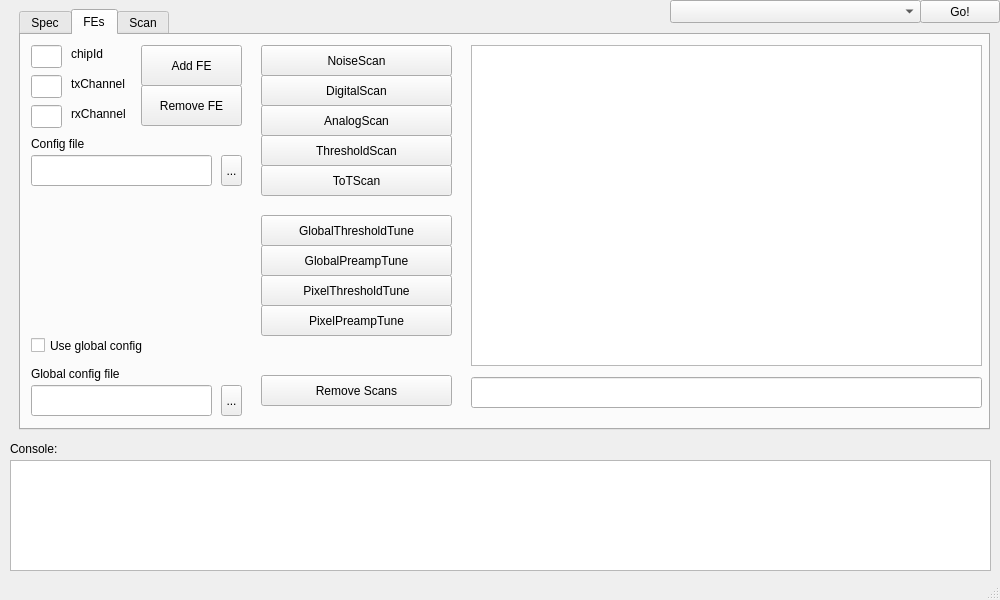
Yarr/Yarr, file gui/YarrGui/yarrgui.ui: the form before one commit.
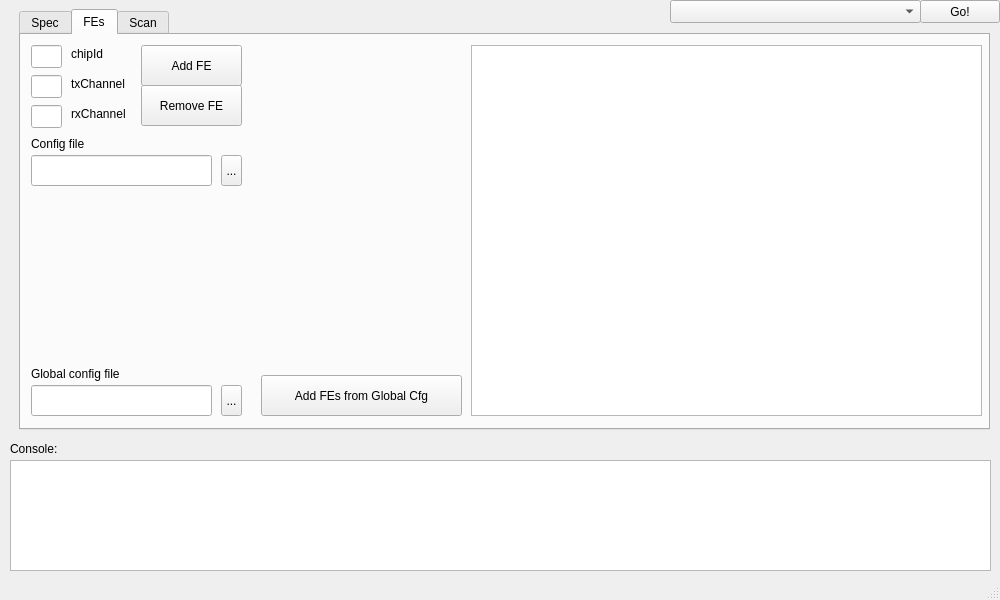
The form after the commit. The open tabs and pages were chosen to show the change.

Commit message: Rearranged includes for better readability; moved scan selection to combo box in scans tab; added export-to-pdf-functionality; plus some small things

```diff
--- a/gui/YarrGui/yarrgui.ui
+++ b/gui/YarrGui/yarrgui.ui
@@ -293,7 +293,7 @@
         <x>450</x>
         <y>10</y>
         <width>511</width>
-        <height>321</height>
+        <height>371</height>
        </rect>
       </property>
       <property name="columnCount">
@@ -393,157 +393,17 @@
        <string>...</string>
       </property>
      </widget>
-     <widget class="QCheckBox" name="global_cfg_checkBox">
-      <property name="geometry">
-       <rect>
-        <x>10</x>
-        <y>300</y>
-        <width>131</width>
-        <height>21</height>
-       </rect>
-      </property>
-      <property name="text">
-       <string>Use global config</string>
-      </property>
-     </widget>
-     <widget class="QPushButton" name="ThresholdScanButton">
-      <property name="geometry">
-       <rect>
-        <x>240</x>
-        <y>100</y>
-        <width>191</width>
-        <height>31</height>
-       </rect>
-      </property>
-      <property name="text">
-       <string>ThresholdScan</string>
-      </property>
-     </widget>
-     <widget class="QPushButton" name="ToTScanButton">
-      <property name="geometry">
-       <rect>
-        <x>240</x>
-        <y>130</y>
-        <width>191</width>
-        <height>31</height>
-       </rect>
-      </property>
-      <property name="text">
-       <string>ToTScan</string>
-      </property>
-     </widget>
-     <widget class="QPushButton" name="GThrTuneButton">
-      <property name="geometry">
-       <rect>
-        <x>240</x>
-        <y>180</y>
-        <width>191</width>
-        <height>31</height>
-       </rect>
-      </property>
-      <property name="text">
-       <string>GlobalThresholdTune</string>
-      </property>
-     </widget>
-     <widget class="QPushButton" name="PPreaTuneButton">
-      <property name="geometry">
-       <rect>
-        <x>240</x>
-        <y>270</y>
-        <width>191</width>
-        <height>31</height>
-       </rect>
-      </property>
-      <property name="text">
-       <string>PixelPreampTune</string>
-      </property>
-     </widget>
-     <widget class="QPushButton" name="PThrTuneButton">
-      <property name="geometry">
-       <rect>
-        <x>240</x>
-        <y>240</y>
-        <width>191</width>
-        <height>31</height>
-       </rect>
-      </property>
-      <property name="text">
-       <string>PixelThresholdTune</string>
-      </property>
-     </widget>
-     <widget class="QPushButton" name="DigitalScanButton">
-      <property name="geometry">
-       <rect>
-        <x>240</x>
-        <y>40</y>
-        <width>191</width>
-        <height>31</height>
-       </rect>
-      </property>
-      <property name="text">
-       <string>DigitalScan</string>
-      </property>
-     </widget>
-     <widget class="QPushButton" name="AnalogScanButton">
-      <property name="geometry">
-       <rect>
-        <x>240</x>
-        <y>70</y>
-        <width>191</width>
-        <height>31</height>
-       </rect>
-      </property>
-      <property name="text">
-       <string>AnalogScan</string>
-      </property>
-     </widget>
-     <widget class="QPushButton" name="NoiseScanButton">
-      <property name="geometry">
-       <rect>
-        <x>240</x>
-        <y>10</y>
-        <width>191</width>
-        <height>31</height>
-       </rect>
-      </property>
-      <property name="text">
-       <string>NoiseScan</string>
-      </property>
-     </widget>
-     <widget class="QPushButton" name="GPreaTuneButton">
-      <property name="geometry">
-       <rect>
-        <x>240</x>
-        <y>210</y>
-        <width>191</width>
-        <height>31</height>
-       </rect>
-      </property>
-      <property name="text">
-       <string>GlobalPreampTune</string>
-      </property>
-     </widget>
-     <widget class="QLineEdit" name="scanVec_lineEdit">
-      <property name="geometry">
-       <rect>
-        <x>450</x>
-        <y>342</y>
-        <width>511</width>
-        <height>31</height>
-       </rect>
-      </property>
-     </widget>
-     <widget class="QPushButton" name="RemoveScans_Button">
+     <widget class="QPushButton" name="addFeGlobalButton">
       <property name="geometry">
        <rect>
         <x>240</x>
         <y>340</y>
-        <width>191</width>
-        <height>31</height>
+        <width>201</width>
+        <height>41</height>
        </rect>
       </property>
       <property name="text">
-       <string>Remove Scans</string>
+       <string>Add FEs from Global Cfg</string>
       </property>
      </widget>
     </widget>
@@ -689,6 +549,65 @@
        <number>24</number>
       </property>
      </widget>
+     <widget class="QComboBox" name="addScanBox">
+      <property name="geometry">
+       <rect>
+        <x>10</x>
+        <y>290</y>
+        <width>211</width>
+        <height>31</height>
+       </rect>
+      </property>
+     </widget>
+     <widget class="QPushButton" name="addScanButton">
+      <property name="geometry">
+       <rect>
+        <x>10</x>
+        <y>320</y>
+        <width>101</width>
+        <height>31</height>
+       </rect>
+      </property>
+      <property name="text">
+       <string>Add scan</string>
+      </property>
+     </widget>
+     <widget class="QPushButton" name="RemoveScans_Button">
+      <property name="geometry">
+       <rect>
+        <x>110</x>
+        <y>320</y>
+        <width>111</width>
+        <height>31</height>
+       </rect>
+      </property>
+      <property name="text">
+       <string>Remove Scans</string>
+      </property>
+     </widget>
+     <widget class="QLineEdit" name="scanVec_lineEdit">
+      <property name="geometry">
+       <rect>
+        <x>10</x>
+        <y>260</y>
+        <width>421</width>
+        <height>31</height>
+       </rect>
+      </property>
+     </widget>
+     <widget class="QPushButton" name="exportPlotButton">
+      <property name="geometry">
+       <rect>
+        <x>320</x>
+        <y>350</y>
+        <width>111</width>
+        <height>31</height>
+       </rect>
+      </property>
+      <property name="text">
+       <string>Export plot (PDF)</string>
+      </property>
+     </widget>
     </widget>
    </widget>
    <widget class="QTextEdit" name="console">
```
Left out of the diff: 28 changed lines with no effect on the pictures. The commit also changes 4 other files.
